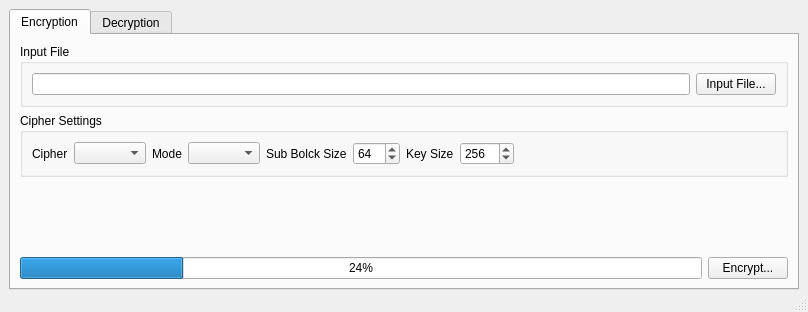
jpastuszek/cipher, file qt/main.ui: the form before one commit.
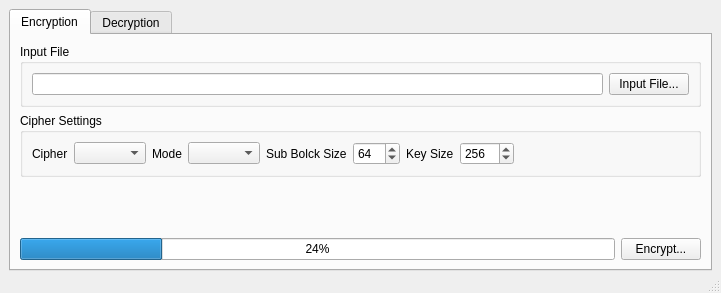
The form after the commit.

Commit message: cipher info generated

```diff
--- a/qt/main.ui
+++ b/qt/main.ui
@@ -6,8 +6,8 @@
    <rect>
     <x>0</x>
     <y>0</y>
-    <width>808</width>
-    <height>312</height>
+    <width>721</width>
+    <height>293</height>
    </rect>
   </property>
   <property name="windowTitle">
```
Left out of the diff: 54 changed lines with no effect on the pictures. The commit also changes 2 other files.
